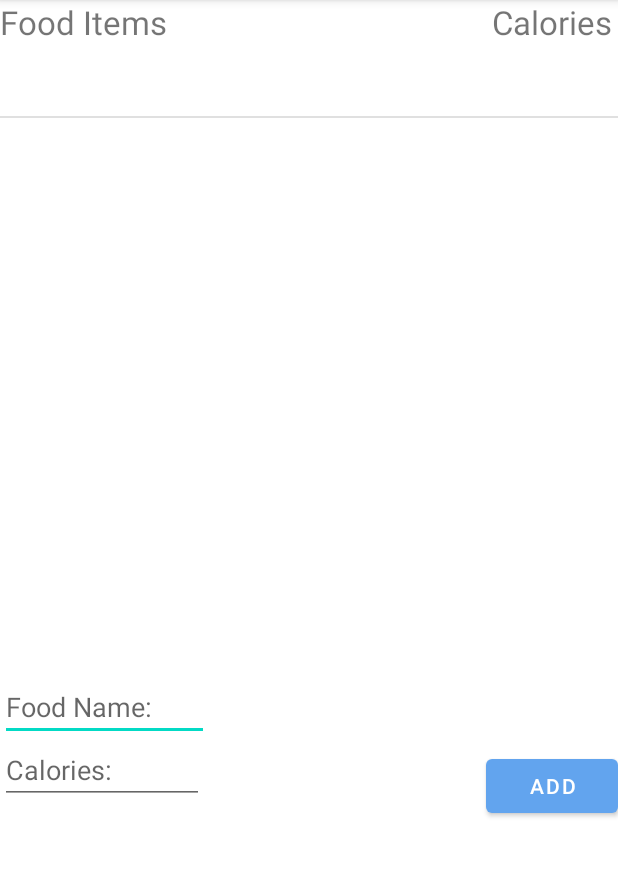
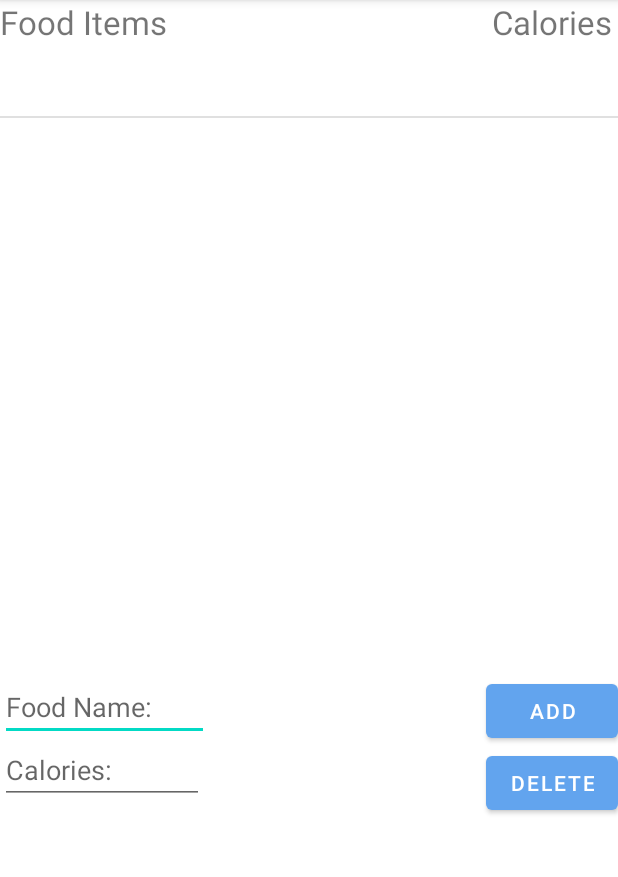
Before and after one commit to ermoter/HealthHawk, an Android app: the FoodAndCaloriesFunctionality screen opened directly, with no data from a screen before it, after a tap on "ADD", on a phone screen of 412 x 824 dp, the part 84-961 px from its top. Run offline under Robolectric (Android 15) with nearby library versions, the phone set to English and light mode, and no system bars; 2 statements that could not run were skipped.

Commit message:
Adding and deleting items works!!!
Need to add description for deletion, but other than that, the foodActivity should be good now

```diff
--- a/app/src/main/java/com/example/healthhawk/AppDatabase.java
+++ b/app/src/main/java/com/example/healthhawk/AppDatabase.java
@@ -117,15 +117,16 @@ public class AppDatabase
         //values.put(dbh.FOODS_COLUMN_USER, userName);
         values.put(dbh.FOODS_COLUMN_FOOD_NAME, foodName);
         values.put(dbh.FOODS_COLUMN_CALORIES, calories);
+        db.insert(dbh.FOODS_TABLE_NAME, null, values);
 
     }
     //deleteFood
-    public void deleteFood(String foodName) {
+    public void deleteFood(String foodName) {//, String calories) {
 
-        String selection = dbh.FOODS_TABLE_NAME + " = ?";
+        String selection = dbh.FOODS_COLUMN_FOOD_NAME + " = ?";
         String[] selectionArgs = { "" + foodName};
 
-        dbRead.delete(dbh.FOODS_COLUMN_FOOD_NAME, selection, selectionArgs );
+        db.delete(dbh.FOODS_TABLE_NAME, selection, selectionArgs);
 
     }
     //getAllFood
@@ -137,19 +138,19 @@ public class AppDatabase
 
           c.moveToFirst();
           while (c.moveToNext()) {
-
               foodList.add(c.getString(c.getColumnIndexOrThrow(dbh.FOODS_COLUMN_FOOD_NAME)));
               calorieList.add(c.getString(c.getColumnIndexOrThrow(dbh.FOODS_COLUMN_CALORIES)));
           }
           c.close();
     }
 
-    public void logFood(ArrayList<String> foodList, ArrayList<String> calorieList) {
+    public void logFood() {
         Cursor c = dbRead.query(dbh.FOODS_TABLE_NAME, null, null, null, null, null, null);
 
         c.moveToFirst();
+        Log.i("Food Name: ", c.getString(c.getColumnIndexOrThrow(dbh.FOODS_COLUMN_FOOD_NAME)));
+        Log.i("Food Cals: ", c.getString(c.getColumnIndexOrThrow(dbh.FOODS_COLUMN_CALORIES)));
         while (c.moveToNext()) {
-
             Log.i("Food Name: ", c.getString(c.getColumnIndexOrThrow(dbh.FOODS_COLUMN_FOOD_NAME)));
             Log.i("Food Cals: ", c.getString(c.getColumnIndexOrThrow(dbh.FOODS_COLUMN_CALORIES)));
         }
--- a/app/src/main/java/com/example/healthhawk/FoodAndCaloriesFunctionality.java
+++ b/app/src/main/java/com/example/healthhawk/FoodAndCaloriesFunctionality.java
@@ -46,6 +46,7 @@ public class FoodAndCaloriesFunctionality extends AppCompatActivity {
         //ListView calorieListView = findViewById(R.id.calorieListView);
 
         Button buttonAddItems = findViewById(R.id.addItemsButton);
+        Button buttonDelItems = findViewById(R.id.deleteItemsButton);
 
         FoodAdapter foodAdapter = new FoodAdapter(this);
         //CalorieAdapter calorieAdapter = new CalorieAdapter(this);
@@ -53,7 +54,12 @@ public class FoodAndCaloriesFunctionality extends AppCompatActivity {
         foodListView.setAdapter(foodAdapter);
         //calorieListView.setAdapter(calorieAdapter);
 
-        database.logFood(foodList, calorieList);
+        if (foodList.isEmpty()) {
+            database.getAllFood(foodList, calorieList);
+            foodAdapter.notifyDataSetChanged();
+        }
+
+        database.logFood();
 
         buttonAddItems.setOnClickListener(new View.OnClickListener() {
             public void onClick(View v) {
@@ -62,9 +68,8 @@ public class FoodAndCaloriesFunctionality extends AppCompatActivity {
                 String[] dbInput = {text1, text2};
                 foodList.add(text1);
                 calorieList.add(text2);
-
                 database.insertFood(dbInput);
-                database.getAllFood(foodList, calorieList);
+                // database.getAllFood(foodList, calorieList);
 
                 foodAdapter.notifyDataSetChanged();
                 //calorieAdapter.notifyDataSetChanged();
@@ -74,7 +79,19 @@ public class FoodAndCaloriesFunctionality extends AppCompatActivity {
             }
         });
 
+        buttonDelItems.setOnClickListener(new View.OnClickListener() {
+            public void onClick(View v) {
+                foodList.remove(inputFood.getText().toString());
+                calorieList.remove(inputCalories.getText().toString());
 
+                database.deleteFood(inputFood.getText().toString());
+
+                foodAdapter.remove(inputFood.getText().toString());
+                foodAdapter.remove(inputCalories.getText().toString());
+                foodAdapter.notifyDataSetChanged();
+
+            }
+        });
 
     }
 
@@ -133,7 +150,6 @@ public class FoodAndCaloriesFunctionality extends AppCompatActivity {
 
             TextView message1 = result.findViewById(R.id.calorieText);
             message1.setText(getCalories(position));
-            // Log.i("CalorieText: ", message1.getText().toString());
 
             return result;
         }
--- a/app/src/main/res/layout/listviews.xml
+++ b/app/src/main/res/layout/listviews.xml
@@ -75,7 +75,14 @@
         android:layout_height="wrap_content"
         android:layout_below="@id/foodListView"
         android:layout_alignParentRight="true"
-        android:layout_marginTop="50dp"
         android:text="@string/addItems" />
 
+    <Button
+        android:id="@+id/deleteItemsButton"
+        android:layout_width="wrap_content"
+        android:layout_height="wrap_content"
+        android:layout_below="@id/addItemsButton"
+        android:layout_alignParentRight="true"
+        android:text="@string/deleteItems" />
+
 </RelativeLayout>
--- a/app/src/main/res/values/strings.xml
+++ b/app/src/main/res/values/strings.xml
@@ -23,6 +23,7 @@
     <string name="workouts_title">Your Workouts</string>
     <string name="workout_table_name">Workouts</string>
     <string name="interval_fragments_ok_button">Confirm</string>
+    <string name="deleteItems">Delete</string>
     <string name="title_activity_stats">StatsActivity</string>
     <!-- Strings used for fragments for navigation -->
     <string name="first_fragment_label">Statistics Tracker</string>
```
